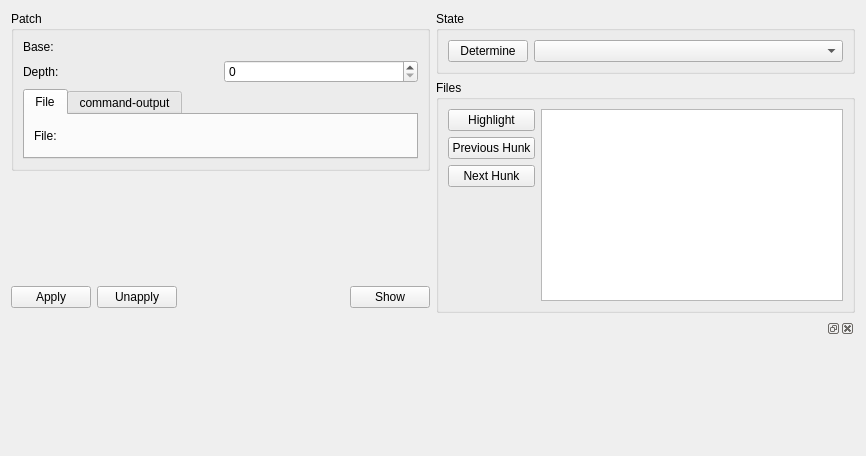
The window that plugins/patchreview/patchreview.ui (KDE/kdevelop) describes before a commit, drawn with Qt 5.
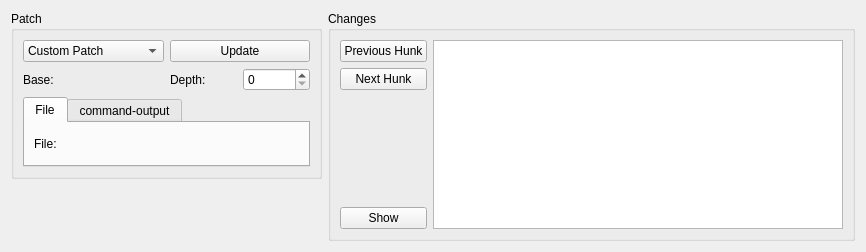
The same window after the commit. Custom widgets are drawn as their Qt base class.

Commit message: Continue working on the patch-review plugin: - Changed hunks are highlighted automatically now, whenever a document is open for the current patch - Slightly refine the UI (still rough) - Add a button to launch kompare on the patch

Diff of the .ui file:
```diff
--- a/plugins/patchreview/patchreview.ui
+++ b/plugins/patchreview/patchreview.ui
@@ -7,22 +7,36 @@
     <x>0</x>
     <y>0</y>
     <width>866</width>
-    <height>456</height>
+    <height>252</height>
    </rect>
   </property>
   <property name="windowTitle">
    <string>Edit Patch</string>
   </property>
-  <layout class="QGridLayout" name="gridLayout_4">
-   <item row="0" column="0" rowspan="2">
-    <layout class="QVBoxLayout" name="verticalLayout_2">
-     <item>
+  <layout class="QGridLayout" name="gridLayout_3">
+   <item row="0" column="0">
       <widget class="QGroupBox" name="groupBox_2">
        <property name="title">
         <string>Patch</string>
        </property>
-       <layout class="QGridLayout" name="gridLayout_3">
+     <layout class="QGridLayout" name="gridLayout_2">
         <item row="0" column="0">
+       <widget class="QComboBox" name="patchSelection">
+        <item>
+         <property name="text">
+          <string>Custom Patch</string>
+         </property>
+        </item>
+       </widget>
+      </item>
+      <item row="0" column="1">
+       <widget class="QPushButton" name="updateButton">
+        <property name="text">
+         <string>Update</string>
+        </property>
+       </widget>
+      </item>
+      <item row="1" column="0">
          <layout class="QHBoxLayout" name="horizontalLayout">
           <item>
            <widget class="QLabel" name="label">
@@ -36,7 +50,7 @@
           </item>
          </layout>
         </item>
-        <item row="1" column="0">
+      <item row="1" column="1">
          <layout class="QHBoxLayout" name="horizontalLayout_2">
           <item>
            <widget class="QLabel" name="label_3">
@@ -50,7 +64,7 @@
           </item>
          </layout>
         </item>
-        <item row="2" column="0">
+      <item row="2" column="0" colspan="2">
          <widget class="QTabWidget" name="tabWidget">
           <property name="currentIndex">
            <number>0</number>
@@ -123,106 +137,13 @@
        </layout>
       </widget>
      </item>
-     <item>
-      <spacer name="verticalSpacer_2">
-       <property name="orientation">
-        <enum>Qt::Vertical</enum>
-       </property>
-       <property name="sizeHint" stdset="0">
-        <size>
-         <width>20</width>
-         <height>50</height>
-        </size>
-       </property>
-      </spacer>
-     </item>
-     <item>
-      <layout class="QHBoxLayout" name="horizontalLayout_3">
-       <item>
-        <widget class="QPushButton" name="applyButton">
-         <property name="text">
-          <string>Apply</string>
-         </property>
-        </widget>
-       </item>
-       <item>
-        <widget class="QPushButton" name="unApplyButton">
-         <property name="text">
-          <string>Unapply</string>
-         </property>
-        </widget>
-       </item>
-       <item>
-        <spacer>
-         <property name="orientation">
-          <enum>Qt::Horizontal</enum>
-         </property>
-         <property name="sizeHint" stdset="0">
-          <size>
-           <width>40</width>
-           <height>31</height>
-          </size>
-         </property>
-        </spacer>
-       </item>
-       <item>
-        <widget class="QPushButton" name="showButton">
-         <property name="text">
-          <string>Show</string>
-         </property>
-        </widget>
-       </item>
-      </layout>
-     </item>
-    </layout>
-   </item>
-   <item row="0" column="1">
-    <widget class="QGroupBox" name="groupBox">
-     <property name="title">
-      <string>State</string>
-     </property>
-     <layout class="QGridLayout" name="gridLayout_2">
-      <item row="0" column="0">
-       <widget class="QPushButton" name="determineState">
-        <property name="sizePolicy">
-         <sizepolicy hsizetype="Maximum" vsizetype="Fixed">
-          <horstretch>0</horstretch>
-          <verstretch>0</verstretch>
-         </sizepolicy>
-        </property>
-        <property name="text">
-         <string>Determine</string>
-        </property>
-       </widget>
-      </item>
-      <item row="0" column="1">
-       <widget class="QComboBox" name="state"/>
-      </item>
-     </layout>
-    </widget>
-   </item>
-   <item row="1" column="1">
+   <item row="0" column="1" rowspan="2">
     <widget class="QGroupBox" name="filesGroup">
      <property name="title">
-      <string>Files</string>
+      <string>Changes</string>
      </property>
      <layout class="QGridLayout" name="gridLayout">
       <item row="0" column="0">
-       <layout class="QVBoxLayout" name="verticalLayout">
-        <item>
-         <widget class="QPushButton" name="highlightFiles">
-          <property name="sizePolicy">
-           <sizepolicy hsizetype="Preferred" vsizetype="Fixed">
-            <horstretch>0</horstretch>
-            <verstretch>0</verstretch>
-           </sizepolicy>
-          </property>
-          <property name="text">
-           <string>Highlight</string>
-          </property>
-         </widget>
-        </item>
-        <item>
          <widget class="QPushButton" name="previousHunk">
           <property name="sizePolicy">
            <sizepolicy hsizetype="Preferred" vsizetype="Fixed">
@@ -235,51 +156,61 @@
           </property>
          </widget>
         </item>
-        <item>
-         <widget class="QPushButton" name="nextHunk">
-          <property name="sizePolicy">
-           <sizepolicy hsizetype="Preferred" vsizetype="Fixed">
-            <horstretch>0</horstretch>
-            <verstretch>0</verstretch>
-           </sizepolicy>
-          </property>
-          <property name="text">
-           <string>Next Hunk</string>
-          </property>
-         </widget>
-        </item>
-        <item>
-         <spacer name="verticalSpacer">
-          <property name="orientation">
-           <enum>Qt::Vertical</enum>
-          </property>
-          <property name="sizeHint" stdset="0">
-           <size>
-            <width>20</width>
-            <height>40</height>
-           </size>
-          </property>
-         </spacer>
-        </item>
-       </layout>
-      </item>
-      <item row="0" column="1">
+      <item row="0" column="1" rowspan="4">
        <widget class="QListView" name="filesList">
         <property name="editTriggers">
          <set>QAbstractItemView::NoEditTriggers</set>
         </property>
        </widget>
       </item>
+      <item row="1" column="0">
+       <widget class="QPushButton" name="nextHunk">
+        <property name="sizePolicy">
+         <sizepolicy hsizetype="Preferred" vsizetype="Fixed">
+          <horstretch>0</horstretch>
+          <verstretch>0</verstretch>
+         </sizepolicy>
+        </property>
+        <property name="text">
+         <string>Next Hunk</string>
+        </property>
+       </widget>
+      </item>
+      <item row="2" column="0">
+       <spacer name="verticalSpacer">
+        <property name="orientation">
+         <enum>Qt::Vertical</enum>
+        </property>
+        <property name="sizeHint" stdset="0">
+         <size>
+          <width>20</width>
+          <height>112</height>
+         </size>
+        </property>
+       </spacer>
+      </item>
+      <item row="3" column="0">
+       <widget class="QPushButton" name="showButton">
+        <property name="text">
+         <string>Show</string>
+        </property>
+       </widget>
+      </item>
      </layout>
     </widget>
    </item>
-   <item row="2" column="0" colspan="2">
-    <widget class="QDockWidget" name="konsoleDock">
-     <property name="features">
-      <set>QDockWidget::AllDockWidgetFeatures</set>
+   <item row="1" column="0">
+    <spacer name="verticalSpacer_2">
+     <property name="orientation">
+      <enum>Qt::Vertical</enum>
      </property>
-     <widget class="QWidget" name="dockWidgetContents"/>
-    </widget>
+     <property name="sizeHint" stdset="0">
+      <size>
+       <width>88</width>
+       <height>53</height>
+      </size>
+     </property>
+    </spacer>
    </item>
   </layout>
  </widget>
```
Lines whose indentation alone changed are shown as unchanged. The commit also changes 2 other files.
